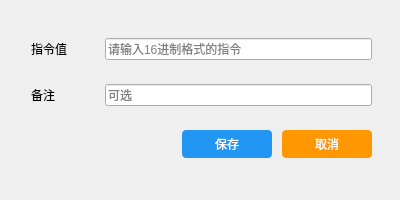
The window that savecommanddialog.ui (AndroidCoderPeng/serial_port_debugger) describes before a commit, drawn with Qt 5.
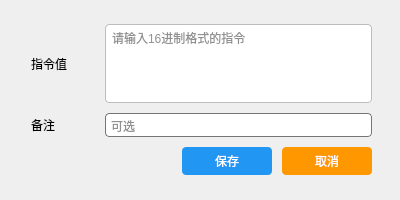
The same window after the commit.

Commit message:
feat(savecommanddialog): 使用 QPlainTextEdit 替代 QLineEdit 以支持多行指令输入
- 将 commandValueView 从 QLineEdit 更改为 QPlainTextEdit
- 更新样式表以保持一致的外观和感觉- 修改相关函数以适应新的多行输入方式

The edit to the form file:
```diff
--- a/savecommanddialog.ui
+++ b/savecommanddialog.ui
@@ -60,15 +60,27 @@
        </widget>
       </item>
       <item>
-       <widget class="QLineEdit" name="commandValueView">
-        <property name="text">
-         <string/>
+       <widget class="QPlainTextEdit" name="commandValueView">
+        <property name="styleSheet">
+         <string notr="true">QPlainTextEdit {background-color:#FFFFFF;color:#212121;border-radius:4px;padding:0px 2px;border:1px solid #BDBDBD;font:10pt &quot;微软雅黑&quot;}
+QPlainTextEdit:focus {border:1px solid #6200EE}
+QPlainTextEdit:hover {border-color:#757575}
+QPlainTextEdit:disabled {background-color:#E0E0E0;color:#9E9E9E;border-color:#BDBDBD}
+QScrollBar:vertical {background-color:#F5F5F5;width:12px;margin:0px 0px 0px 0px}
+QScrollBar::handle:vertical {background-color:#BDBDBD;min-height:20px;border-radius:6px}
+QScrollBar::add-line:vertical,
+QScrollBar::sub-line:vertical {background-color:transparent}
+QScrollBar::add-page:vertical,
+QScrollBar::sub-page:vertical {background-color:transparent}</string>
         </property>
         <property name="placeholderText">
          <string>请输入16进制格式的指令</string>
         </property>
-        <property name="clearButtonEnabled">
-         <bool>true</bool>
+        <property name="text" stdset="0">
+         <string/>
+        </property>
+        <property name="clearButtonEnabled" stdset="0">
+         <bool>false</bool>
         </property>
        </widget>
       </item>
@@ -97,6 +109,13 @@
       </item>
       <item>
        <widget class="QLineEdit" name="remarkValueView">
+        <property name="styleSheet">
+         <string notr="true">QLineEdit {border:1px solid #757575;border-radius:4px;padding:3px;background-color:white;color:#212121;font:10pt &quot;微软雅黑&quot;}
+QLineEdit:hover {border-color:#6200EE}
+QLineEdit:focus {border-color:#6200EE}
+QLineEdit:disabled {background-color:#E0E0E0;color:#BDBDBD;border-color:#BDBDBD}
+QLineEdit::placeholder {color:#757575}</string>
+        </property>
         <property name="text">
          <string/>
         </property>
```
The commit also changes 1 other file.
